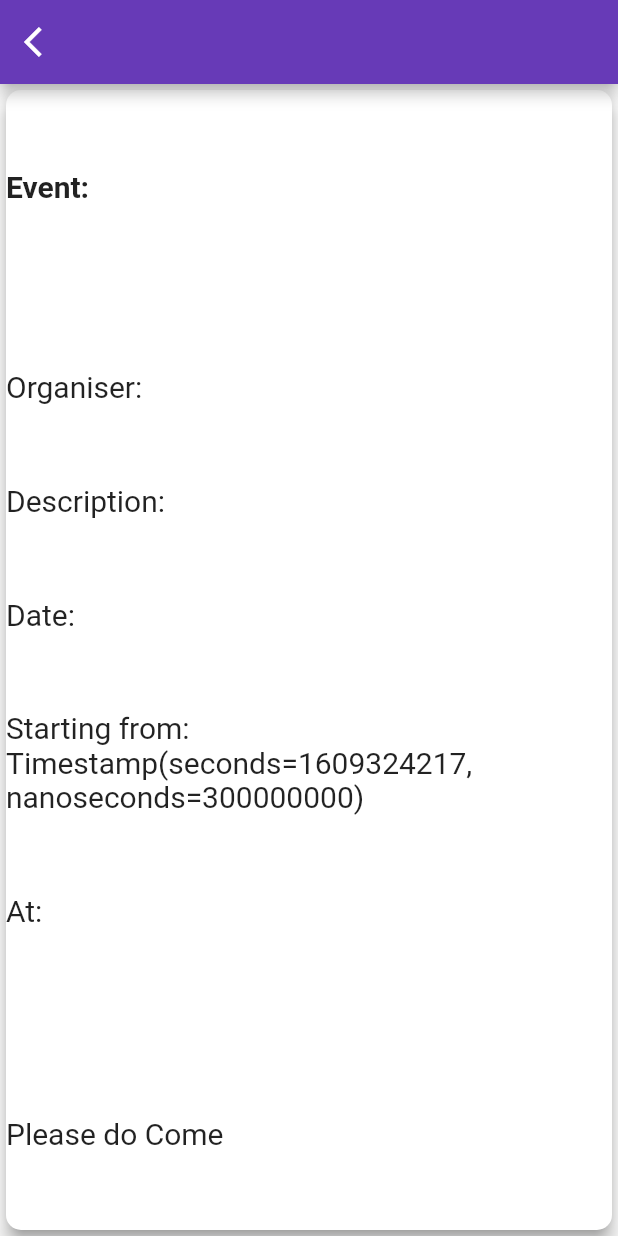
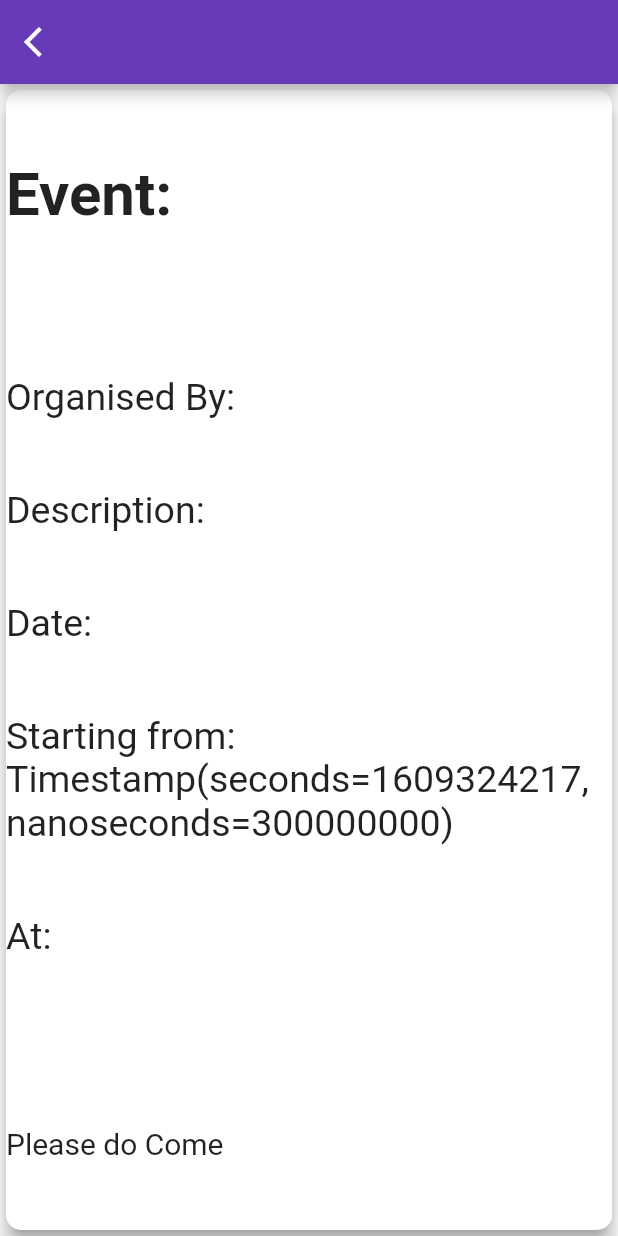
Before and after one commit to sumitt1080/Nuget, a Flutter app: the EventDetail screen opened directly with empty values, on a phone screen of 412 x 824 dp. Run offline on Flutter 3.47's test engine with Material 2 defaults, Android fonts, the phone set to English and light mode, and no system bars; our stand-ins replace cached_network_image, cloud_firestore, curved_navigation_bar, date_time_picker, datetime_picker_formfield, dropdown_formfield and 4 more; missing offline and left inert: connection_status_bar, duration, shifting_tabbar; accounts and stored records are empty.

Commit message:
DetailOverflowfixed

```diff
--- a/lib/pages/ClubList.dart
+++ b/lib/pages/ClubList.dart
@@ -12,10 +12,9 @@ class ClubList extends StatefulWidget {
 }
 
 class _ClubListState extends State<ClubList> {
+  CollectionReference usersRef = FirebaseFirestore.instance.collection('users');
   @override
   Widget build(BuildContext context) {
-    return Container(
-
-    );
+    return Container();
   }
 }
--- a/lib/pages/EventDetail.dart
+++ b/lib/pages/EventDetail.dart
@@ -53,36 +53,36 @@ class EventDetail extends StatelessWidget {
                     Text(
                       'Event: ${data['Event']}',
                       style: TextStyle(
-                          fontSize: 20.0, fontWeight: FontWeight.bold),
+                          fontSize: 40.0, fontWeight: FontWeight.bold),
                     ),
                     SizedBox(
                       height: 5.0,
                     ),
                     Text(
-                      'Organiser: ${data['Organiser']}',
+                      'Organised By: ${data['Organiser']}',
                       style: TextStyle(
-                          fontSize: 20.0, fontWeight: FontWeight.w400),
+                          fontSize: 25.0, fontWeight: FontWeight.w400),
                     ),
 
                      Text(
                       'Description: ${data['Description']}',
                       style: TextStyle(
-                          fontSize: 20.0, fontWeight: FontWeight.w400),
+                          fontSize: 25.0, fontWeight: FontWeight.w400),
                     ),
                      Text(
                       'Date: ${data['Date']}',
                       style: TextStyle(
-                          fontSize: 20.0, fontWeight: FontWeight.w400),
+                          fontSize: 25.0, fontWeight: FontWeight.w400),
                     ),
                     Text(
                       'Starting from: ${data['Start Time']}',
                       style: TextStyle(
-                          fontSize: 20.0, fontWeight: FontWeight.w400),
+                          fontSize: 25.0, fontWeight: FontWeight.w400),
                     ),
                      Text(
                       'At: ${data['Venue']}',
                       style: TextStyle(
-                          fontSize: 20.0, fontWeight: FontWeight.w400),
+                          fontSize: 25.0, fontWeight: FontWeight.w400),
                     ),
                     SizedBox(height: 20.0,),
                     Text(
```
